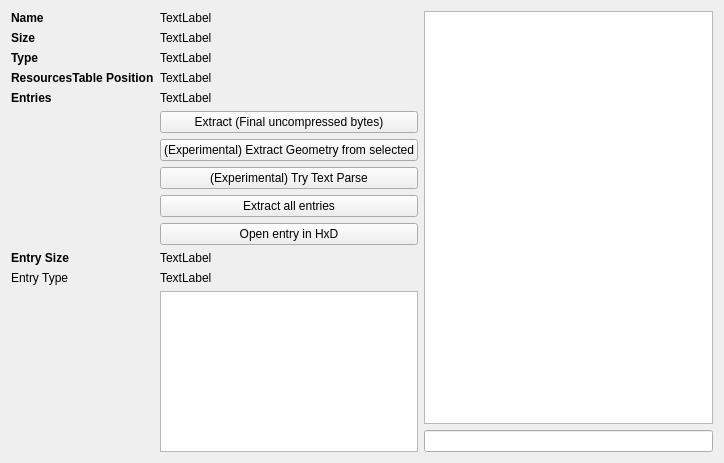
This is POPToolset/FileViewerForm.ui in deiandrei/POPTools as Qt 5 draws it before an edit. The edited form follows.
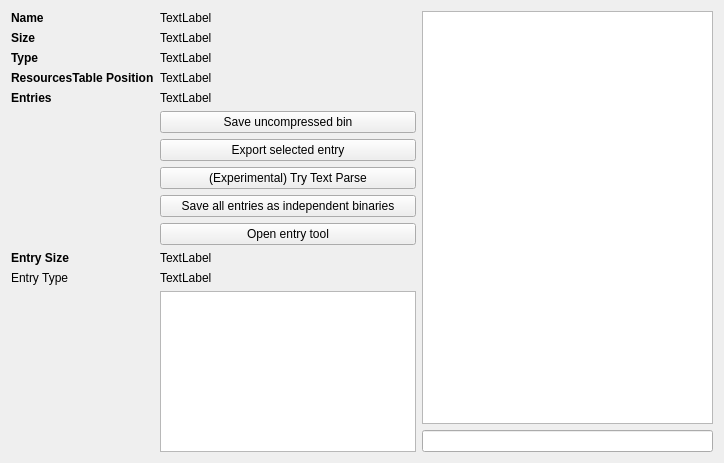
This is the edited form.

Diff of the .ui file:
```diff
--- a/POPToolset/FileViewerForm.ui
+++ b/POPToolset/FileViewerForm.ui
@@ -125,14 +125,14 @@
      <item row="5" column="1">
       <widget class="QPushButton" name="extractFile">
        <property name="text">
-        <string>Extract (Final uncompressed bytes)</string>
+        <string>Save uncompressed bin</string>
        </property>
       </widget>
      </item>
      <item row="6" column="1">
       <widget class="QPushButton" name="geometryExtractBtn">
        <property name="text">
-        <string>(Experimental) Extract Geometry from selected</string>
+        <string>Export selected entry</string>
        </property>
       </widget>
      </item>
@@ -146,7 +146,7 @@
      <item row="8" column="1">
       <widget class="QPushButton" name="extractEntries">
        <property name="text">
-        <string>Extract all entries</string>
+        <string>Save all entries as independent binaries</string>
        </property>
       </widget>
      </item>
@@ -190,7 +190,7 @@
      <item row="9" column="1">
       <widget class="QPushButton" name="openInHexBtn">
        <property name="text">
-        <string>Open entry in HxD</string>
+        <string>Open entry tool</string>
        </property>
       </widget>
      </item>
```
